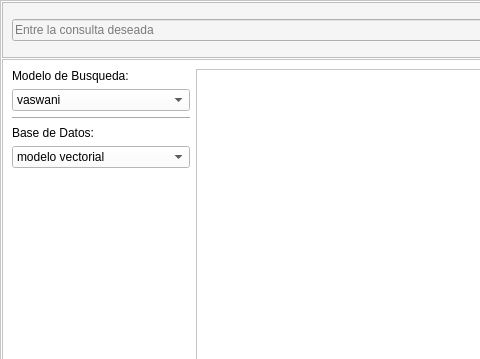
Before: the Qt Designer form Code/visual/window.ui in LauTB/Information-Recovery-ML, drawn with Qt 5; both pictures show x 0 to 480 and y 0 to 359 of the 801 by 639 pixel window.
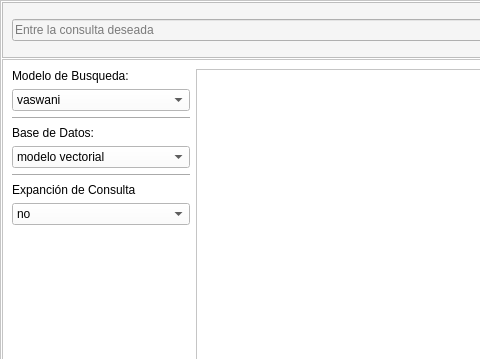
After: the same form once the commit is applied.

Diff of the .ui file:
```diff
--- a/Code/visual/window.ui
+++ b/Code/visual/window.ui
@@ -175,6 +175,34 @@
               </item>
              </widget>
             </item>
+            <item>
+             <widget class="Line" name="line_2">
+              <property name="orientation">
+               <enum>Qt::Horizontal</enum>
+              </property>
+             </widget>
+            </item>
+            <item>
+             <widget class="QLabel" name="label_3">
+              <property name="text">
+               <string>Expanción de Consulta</string>
+              </property>
+             </widget>
+            </item>
+            <item>
+             <widget class="QComboBox" name="query_exp">
+              <item>
+               <property name="text">
+                <string>no</string>
+               </property>
+              </item>
+              <item>
+               <property name="text">
+                <string>si</string>
+               </property>
+              </item>
+             </widget>
+            </item>
             <item>
              <spacer name="verticalSpacer">
               <property name="orientation">
```
